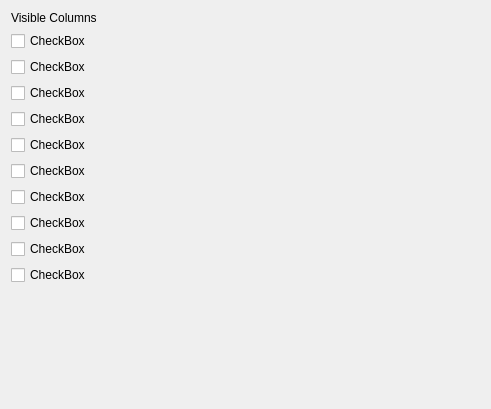
Old version of the form options/TreeViewOptions.ui in the repository bendalab/NixView.
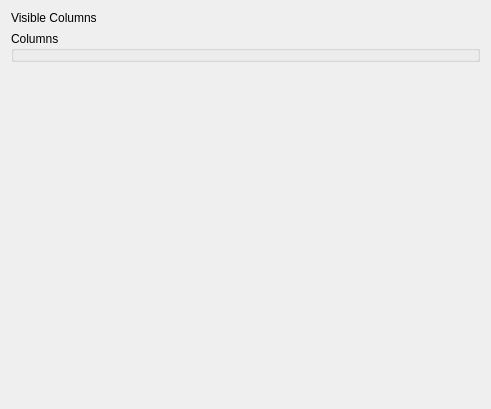
New version of the form.

Commit message: [TreeViewOptions] dynamically create checkboxes

Patch:
```diff
--- a/options/TreeViewOptions.ui
+++ b/options/TreeViewOptions.ui
@@ -28,72 +28,9 @@
     </widget>
    </item>
    <item>
-    <widget class="QCheckBox" name="checkBox_name">
-     <property name="text">
-      <string>CheckBox</string>
-     </property>
-    </widget>
-   </item>
-   <item>
-    <widget class="QCheckBox" name="checkBox_nixtype">
-     <property name="text">
-      <string>CheckBox</string>
-     </property>
-    </widget>
-   </item>
-   <item>
-    <widget class="QCheckBox" name="checkBox_storagetype">
-     <property name="text">
-      <string>CheckBox</string>
-     </property>
-    </widget>
-   </item>
-   <item>
-    <widget class="QCheckBox" name="checkBox_datatype">
-     <property name="text">
-      <string>CheckBox</string>
-     </property>
-    </widget>
-   </item>
-   <item>
-    <widget class="QCheckBox" name="checkBox_shape">
-     <property name="text">
-      <string>CheckBox</string>
-     </property>
-    </widget>
-   </item>
-   <item>
-    <widget class="QCheckBox" name="checkBox_id">
-     <property name="text">
-      <string>CheckBox</string>
-     </property>
-    </widget>
-   </item>
-   <item>
-    <widget class="QCheckBox" name="checkBox_createdat">
-     <property name="text">
-      <string>CheckBox</string>
-     </property>
-    </widget>
-   </item>
-   <item>
-    <widget class="QCheckBox" name="checkBox_updatedat">
-     <property name="text">
-      <string>CheckBox</string>
-     </property>
-    </widget>
-   </item>
-   <item>
-    <widget class="QCheckBox" name="checkBox_value">
-     <property name="text">
-      <string>CheckBox</string>
-     </property>
-    </widget>
-   </item>
-   <item>
-    <widget class="QCheckBox" name="checkBox_uncertainty">
-     <property name="text">
-      <string>CheckBox</string>
+    <widget class="QGroupBox" name="check_boxes">
+     <property name="title">
+      <string>Columns</string>
      </property>
     </widget>
    </item>
```
The commit also changes 2 other files.
